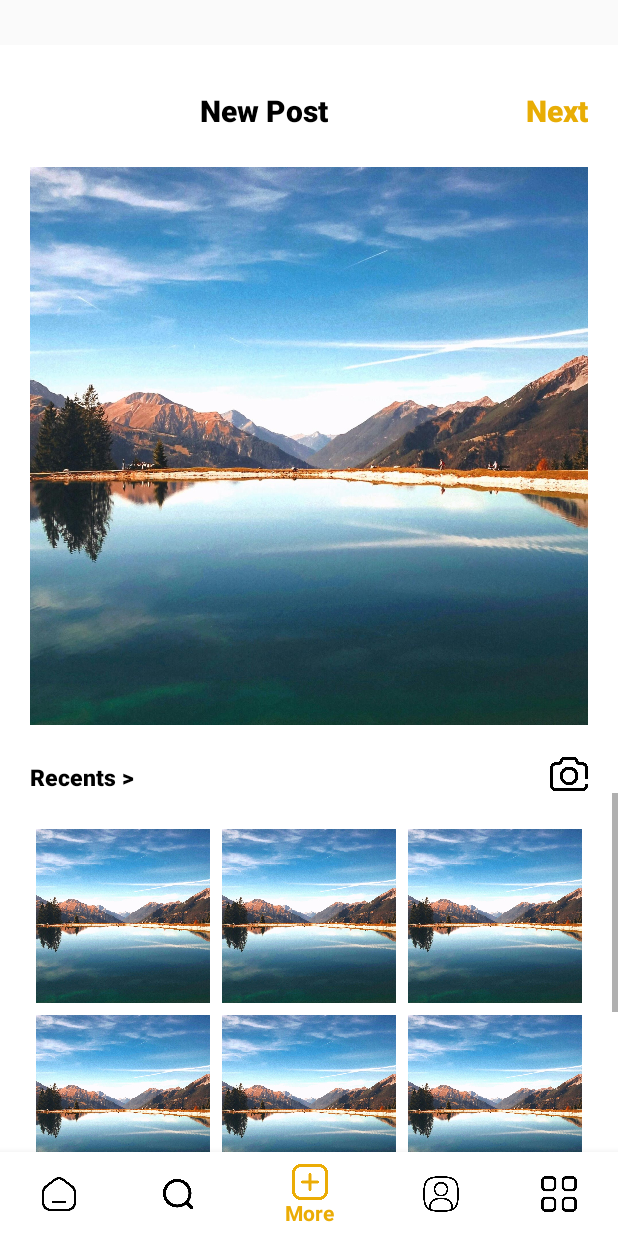
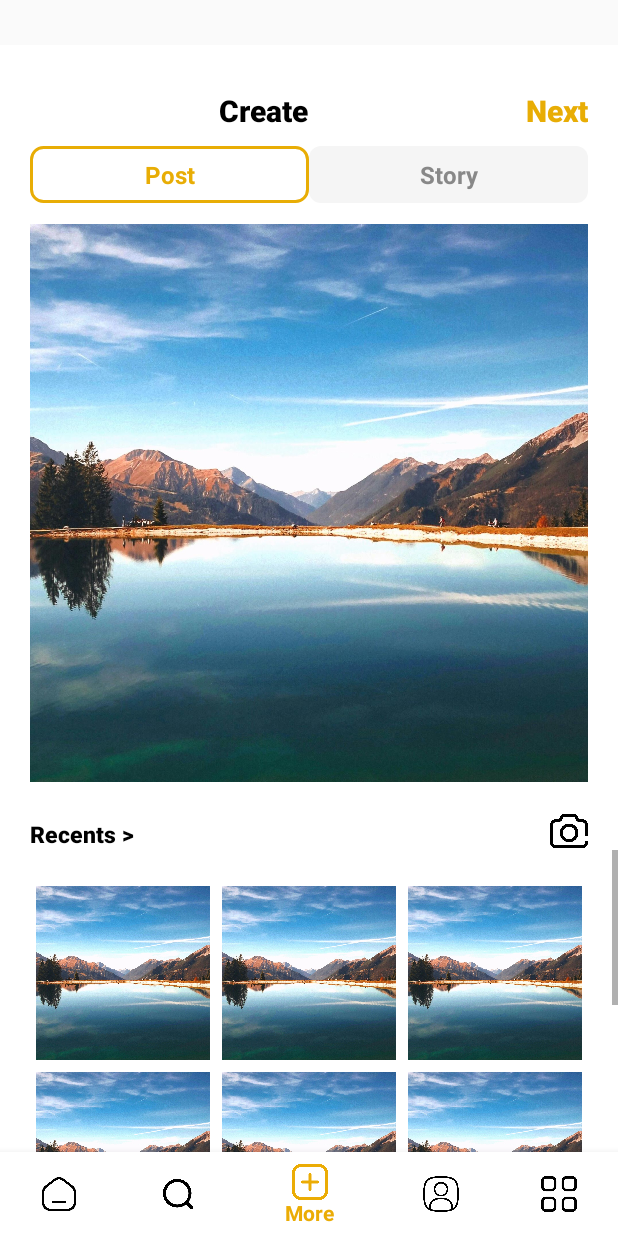
Before and after one commit to shaffinX/ConnectMe, an Android app: the screen it shows after launch once a user with an empty profile is signed in (Navigation), item 3 of the bottom bar chosen, on a phone screen of 412 x 824 dp. Run offline under Robolectric (Android 15) with nearby library versions, the phone set to English and light mode, and no system bars; our stand-ins replace Firebase (no records; nobody signed in at launch, a user with empty details on screens opened directly).

Commit message:
Story-Feature-Implemeted

```diff
--- a/app/src/main/java/com/shaffinimam/i212963/Plus.kt
+++ b/app/src/main/java/com/shaffinimam/i212963/Plus.kt
@@ -12,10 +12,11 @@ import androidx.appcompat.widget.Toolbar
 
 class Plus : Fragment() {
 
+    // Track current mode (post or story)
+    private var isPostMode = true
 
     override fun onCreate(savedInstanceState: Bundle?) {
         super.onCreate(savedInstanceState)
-
     }
 
     override fun onCreateView(
@@ -28,17 +29,58 @@ class Plus : Fragment() {
 
     override fun onViewCreated(view: View, savedInstanceState: Bundle?) {
         super.onViewCreated(view, savedInstanceState)
-        val button = view.findViewById<ImageButton>(R.id.cambutton)
-        button.setOnClickListener{
-            val intent = Intent(requireContext(),PostCamera::class.java)
+
+        // Camera button setup
+        val cameraButton = view.findViewById<ImageButton>(R.id.cambutton)
+        cameraButton.setOnClickListener {
+            val intent = Intent(requireContext(), PostCamera::class.java)
             startActivity(intent)
         }
-        val button2 = view.findViewById<TextView>(R.id.next)
-        button2.setOnClickListener{
-            val intent = Intent(requireContext(),PostComplete::class.java)
+
+        // Next button setup
+        val nextButton = view.findViewById<TextView>(R.id.next)
+        nextButton.setOnClickListener {
+            if (isPostMode) {
+                val intent = Intent(requireContext(), PostComplete::class.java)
+                startActivity(intent)
+            } else {
+                val intent = Intent(requireContext(), Story::class.java)
+                startActivity(intent)
+            }
+        }
+
+        // Set up tab selectors
+        val tabPost = view.findViewById<TextView>(R.id.tab_post)
+        val tabStory = view.findViewById<TextView>(R.id.tab_story)
+
+        // Post tab click handler
+        tabPost.setOnClickListener {
+            isPostMode = true
+            updateTabAppearance(tabPost, tabStory)
+            val intent = Intent(requireContext(), PostCamera::class.java)
             startActivity(intent)
+            // You can update preview image or other UI elements specific to post mode here
+        }
+
+        // Story tab click handler
+        tabStory.setOnClickListener {
+            isPostMode = false
+            updateTabAppearance(tabStory, tabPost)
+            val intent= Intent(requireContext(), Story::class.java)
+            startActivity(intent)
+
+            // You can update preview image or other UI elements specific to story mode here
         }
     }
 
+    // Helper method to update the appearance of the tabs
+    private fun updateTabAppearance(selectedTab: TextView, unselectedTab: TextView) {
+        // Update selected tab
+        selectedTab.setTextColor(resources.getColor(R.color.post_yellow, null))
+        selectedTab.setBackgroundResource(R.drawable.tab_selected)
 
+        // Update unselected tab
+        unselectedTab.setTextColor(resources.getColor(R.color.gray_text, null))
+        unselectedTab.setBackgroundResource(R.drawable.tab_unselected)
+    }
 }
--- /dev/null
+++ b/app/src/main/res/drawable/tab_selected.xml
@@ -0,0 +1,6 @@
+<?xml version="1.0" encoding="utf-8"?>
+<shape xmlns:android="http://schemas.android.com/apk/res/android">
+    <solid android:color="#FFFFFF" />
+    <stroke android:width="2dp" android:color="#E8AD05" />
+    <corners android:radius="8dp" />
+</shape>
--- /dev/null
+++ b/app/src/main/res/drawable/tab_unselected.xml
@@ -0,0 +1,5 @@
+<?xml version="1.0" encoding="utf-8"?>
+<shape xmlns:android="http://schemas.android.com/apk/res/android">
+    <solid android:color="#F5F5F5" />
+    <corners android:radius="8dp" />
+</shape>
--- a/app/src/main/res/layout/fragment_plus.xml
+++ b/app/src/main/res/layout/fragment_plus.xml
@@ -12,6 +12,8 @@
         android:layout_height="wrap_content"
         android:orientation="vertical"
         tools:ignore="UselessParent">
+
+        <!-- Header with title and Next button -->
         <LinearLayout
             android:layout_width="match_parent"
             android:layout_height="wrap_content"
@@ -19,7 +21,7 @@
             <TextView
                 android:layout_width="wrap_content"
                 android:layout_height="wrap_content"
-                android:text="New Post"
+                android:text="Create"
                 android:textStyle="bold"
                 android:fontFamily="sans-serif-black"
                 android:textColor="#000"
@@ -39,19 +41,61 @@
                 android:layout_marginEnd="20dp"
                 tools:ignore="HardcodedText" />
         </LinearLayout>
+
+        <!-- Post/Story options tab -->
+        <LinearLayout
+            android:layout_width="match_parent"
+            android:layout_height="wrap_content"
+            android:orientation="horizontal"
+            android:layout_marginTop="10dp"
+            android:layout_marginStart="20dp"
+            android:layout_marginEnd="20dp">
+
+            <TextView
+                android:id="@+id/tab_post"
+                android:layout_width="0dp"
+                android:layout_height="wrap_content"
+                android:layout_weight="1"
+                android:text="Post"
+                android:textStyle="bold"
+                android:textColor="#E8AD05"
+                android:textSize="16sp"
+                android:gravity="center"
+                android:padding="8dp"
+                android:background="@drawable/tab_selected"
+                tools:ignore="HardcodedText" />
+
+            <TextView
+                android:id="@+id/tab_story"
+                android:layout_width="0dp"
+                android:layout_height="wrap_content"
+                android:layout_weight="1"
+                android:text="Story"
+                android:textStyle="bold"
+                android:textColor="#888888"
+                android:textSize="16sp"
+                android:gravity="center"
+                android:padding="8dp"
+                android:background="@drawable/tab_unselected"
+                tools:ignore="HardcodedText" />
+        </LinearLayout>
+
+        <!-- Main content area with image preview -->
         <LinearLayout
             android:layout_width="match_parent"
             android:layout_height="wrap_content"
             android:orientation="vertical"
-            android:layout_marginTop="20dp"
+            android:layout_marginTop="10dp"
             android:paddingStart="20dp"
             android:paddingEnd="20dp">
 
             <ImageView
+                android:id="@+id/preview_image"
                 android:layout_width="wrap_content"
                 android:layout_height="380dp"
                 android:src="@drawable/post"
                 tools:ignore="ContentDescription" />
+
             <LinearLayout
                 android:layout_width="match_parent"
                 android:layout_height="wrap_content"
@@ -76,9 +120,9 @@
                     android:layout_gravity="bottom"
                     tools:ignore="ContentDescription" />
             </LinearLayout>
-
         </LinearLayout>
 
+        <!-- Grid of recent images -->
         <ScrollView
             android:layout_width="match_parent"
             android:layout_height="wrap_content">
@@ -160,9 +204,7 @@
                     android:scaleType="centerCrop"
                     android:src="@drawable/post"
                     tools:ignore="ContentDescription" />
-
             </GridLayout>
         </ScrollView>
     </LinearLayout>
-
 </FrameLayout>
--- a/app/src/main/res/values/colors.xml
+++ b/app/src/main/res/values/colors.xml
@@ -6,4 +6,6 @@
     <color name="brown">#8B4513</color>
     <color name="darkGray">#666666</color>
     <color name="lightGray">#E0E0E0</color>
+    <color name="post_yellow">#E8AD05</color>
+    <color name="gray_text">#888888</color>
 </resources>
```
Also changed, not shown: app/src/main/AndroidManifest.xml (+4 -8 lines), app/src/main/java/com/shaffinimam/i212963/Story.kt (added, +401 -0 lines), app/src/main/res/layout/activity_story.xml (added, +88 -0 lines).
